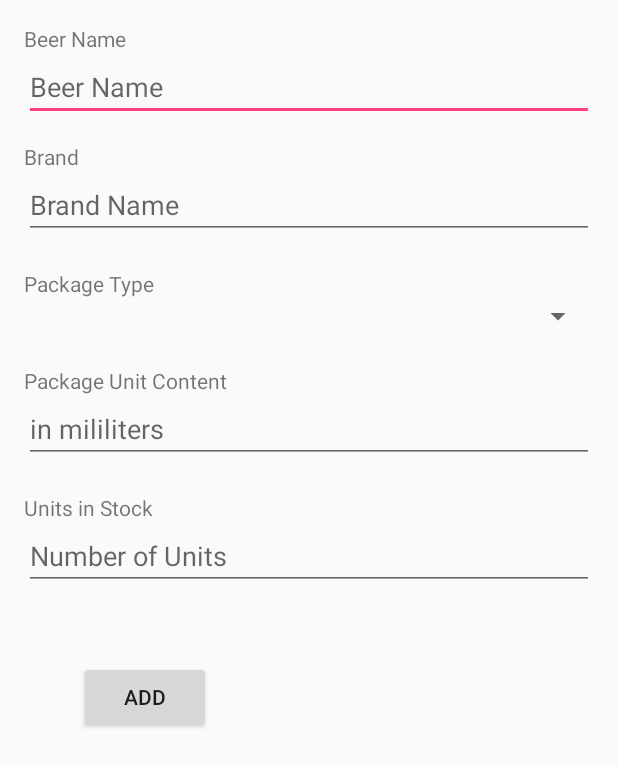
After one commit to rnas/tc-android-app, an Android app: the layout activity_new_item.xml on its own in the app's theme, with its tools: preview values and no code run, on a phone screen of 412 x 824 dp. The commit adds this screen. Shown: the top 767 px of the screen. Run offline under Robolectric (Android 15) with nearby library versions, the phone set to English and light mode, and no system bars.

Commit message:
[add] New beer screen

```diff
--- a/Brejas/app/src/main/AndroidManifest.xml
+++ b/Brejas/app/src/main/AndroidManifest.xml
@@ -11,7 +11,7 @@
         <activity
             android:name=".MainActivity"
             android:label="@string/app_name"
-            android:theme="@style/AppTheme.NoActionBar"></activity>
+            android:theme="@style/AppTheme.NoActionBar" />
         <activity android:name=".SplashScreen">
             <intent-filter>
                 <action android:name="android.intent.action.MAIN" />
@@ -19,7 +19,8 @@
                 <category android:name="android.intent.category.LAUNCHER" />
             </intent-filter>
         </activity>
-        <activity android:name=".Credits"></activity>
+        <activity android:name=".Credits" />
+        <activity android:name=".NewItem"></activity>
     </application>
 
 </manifest>
--- a/Brejas/app/src/main/java/brejas/com/br/brejas/MainActivity.java
+++ b/Brejas/app/src/main/java/brejas/com/br/brejas/MainActivity.java
@@ -81,8 +81,9 @@ public class MainActivity extends AppCompatActivity
         // Handle navigation view item clicks here.
         int id = item.getItemId();
 
-        if (id == R.id.nav_camera) {
-            // Handle the camera action
+        if (id == R.id.nav_add) {
+            Intent intent = new Intent(this, NewItem.class);
+            startActivity(intent);
         } else if (id == R.id.nav_gallery) {
 
         } else if (id == R.id.nav_slideshow) {
--- /dev/null
+++ b/Brejas/app/src/main/res/layout/activity_new_item.xml
@@ -0,0 +1,131 @@
+<?xml version="1.0" encoding="utf-8"?>
+<RelativeLayout xmlns:android="http://schemas.android.com/apk/res/android"
+    xmlns:tools="http://schemas.android.com/tools"
+    android:id="@+id/activity_new_item"
+    android:layout_width="match_parent"
+    android:layout_height="match_parent"
+    android:paddingBottom="@dimen/activity_vertical_margin"
+    android:paddingLeft="@dimen/activity_horizontal_margin"
+    android:paddingRight="@dimen/activity_horizontal_margin"
+    android:paddingTop="@dimen/activity_vertical_margin"
+    tools:context="brejas.com.br.brejas.NewItem">
+
+    <TextView
+        android:text="Beer Name"
+        android:layout_width="wrap_content"
+        android:layout_height="wrap_content"
+        android:layout_alignParentTop="true"
+        android:layout_alignParentLeft="true"
+        android:layout_alignParentStart="true"
+        android:id="@+id/textView6" />
+
+    <Spinner
+        android:layout_width="match_parent"
+        android:layout_height="wrap_content"
+        android:id="@+id/sp_package_type"
+        android:layout_below="@+id/textView7"
+        android:layout_alignParentLeft="true"
+        android:layout_alignParentStart="true" />
+
+    <EditText
+        android:layout_width="wrap_content"
+        android:layout_height="wrap_content"
+        android:ems="10"
+        android:id="@+id/editText"
+        android:inputType="text"
+        tools:hint="Beer Name"
+        android:layout_below="@+id/textView6"
+        android:layout_alignParentLeft="true"
+        android:layout_alignParentStart="true"
+        android:layout_alignParentRight="true"
+        android:layout_alignParentEnd="true" />
+
+    <EditText
+        android:layout_width="wrap_content"
+        android:layout_height="wrap_content"
+        android:inputType="textPersonName"
+        android:ems="10"
+        android:id="@+id/editText2"
+        tools:hint="in mililiters"
+        android:layout_below="@+id/textView8"
+        android:layout_alignParentLeft="true"
+        android:layout_alignParentStart="true"
+        android:layout_alignParentRight="true"
+        android:layout_alignParentEnd="true" />
+
+    <EditText
+        android:layout_width="wrap_content"
+        android:layout_height="wrap_content"
+        android:inputType="numberDecimal"
+        android:ems="10"
+        android:id="@+id/editText3"
+        tools:hint="Number of Units"
+        android:layout_below="@+id/textView9"
+        android:layout_alignParentLeft="true"
+        android:layout_alignParentStart="true"
+        android:layout_alignParentRight="true"
+        android:layout_alignParentEnd="true" />
+
+    <EditText
+        android:layout_width="wrap_content"
+        android:layout_height="wrap_content"
+        android:inputType="textPersonName"
+        android:ems="10"
+        android:id="@+id/editText5"
+        tools:hint="Brand Name"
+        android:layout_below="@+id/textView10"
+        android:layout_alignParentLeft="true"
+        android:layout_alignParentStart="true"
+        android:layout_alignParentRight="true"
+        android:layout_alignParentEnd="true" />
+
+    <Button
+        android:text="Add"
+        android:layout_width="wrap_content"
+        android:layout_height="wrap_content"
+        android:id="@+id/button2"
+        android:layout_below="@+id/editText3"
+        android:layout_toRightOf="@+id/textView10"
+        android:layout_toEndOf="@+id/textView10"
+        android:layout_marginTop="47dp" />
+
+    <TextView
+        android:text="Brand"
+        android:layout_width="wrap_content"
+        android:layout_height="wrap_content"
+        android:id="@+id/textView10"
+        android:layout_marginTop="14dp"
+        android:layout_below="@+id/editText"
+        android:layout_alignParentLeft="true"
+        android:layout_alignParentStart="true" />
+
+    <TextView
+        android:text="Package Type"
+        android:layout_width="wrap_content"
+        android:layout_height="wrap_content"
+        android:layout_marginTop="20dp"
+        android:id="@+id/textView7"
+        android:layout_below="@+id/editText5"
+        android:layout_alignParentLeft="true"
+        android:layout_alignParentStart="true" />
+
+    <TextView
+        android:text="Package Unit Content"
+        android:layout_width="wrap_content"
+        android:layout_height="wrap_content"
+        android:id="@+id/textView8"
+        android:layout_below="@+id/sp_package_type"
+        android:layout_alignParentLeft="true"
+        android:layout_alignParentStart="true"
+        android:layout_marginTop="21dp" />
+
+    <TextView
+        android:text="Units in Stock"
+        android:layout_width="wrap_content"
+        android:layout_height="wrap_content"
+        android:layout_marginTop="20dp"
+        android:id="@+id/textView9"
+        android:layout_below="@+id/editText2"
+        android:layout_alignParentLeft="true"
+        android:layout_alignParentStart="true" />
+</RelativeLayout>
--- a/Brejas/app/src/main/res/menu/activity_main_drawer.xml
+++ b/Brejas/app/src/main/res/menu/activity_main_drawer.xml
@@ -3,9 +3,9 @@
 
     <group android:checkableBehavior="single">
         <item
-            android:id="@+id/nav_camera"
-            android:icon="@drawable/ic_menu_camera"
-            android:title="Import" />
+            android:id="@+id/nav_add"
+            android:icon="@drawable/ic_menu_manage"
+            android:title="@string/menu_add_beer" />
         <item
             android:id="@+id/nav_gallery"
             android:icon="@drawable/ic_menu_gallery"
--- a/Brejas/app/src/main/res/values/strings.xml
+++ b/Brejas/app/src/main/res/values/strings.xml
@@ -10,4 +10,5 @@
     <string name="about_author_name">Raphael N. Pawlik</string>
     <string name="about_app_version">Version 1.0</string>
     <string name="menu_about">About</string>
+    <string name="menu_add_beer">Add Beer</string>
 </resources>
```
